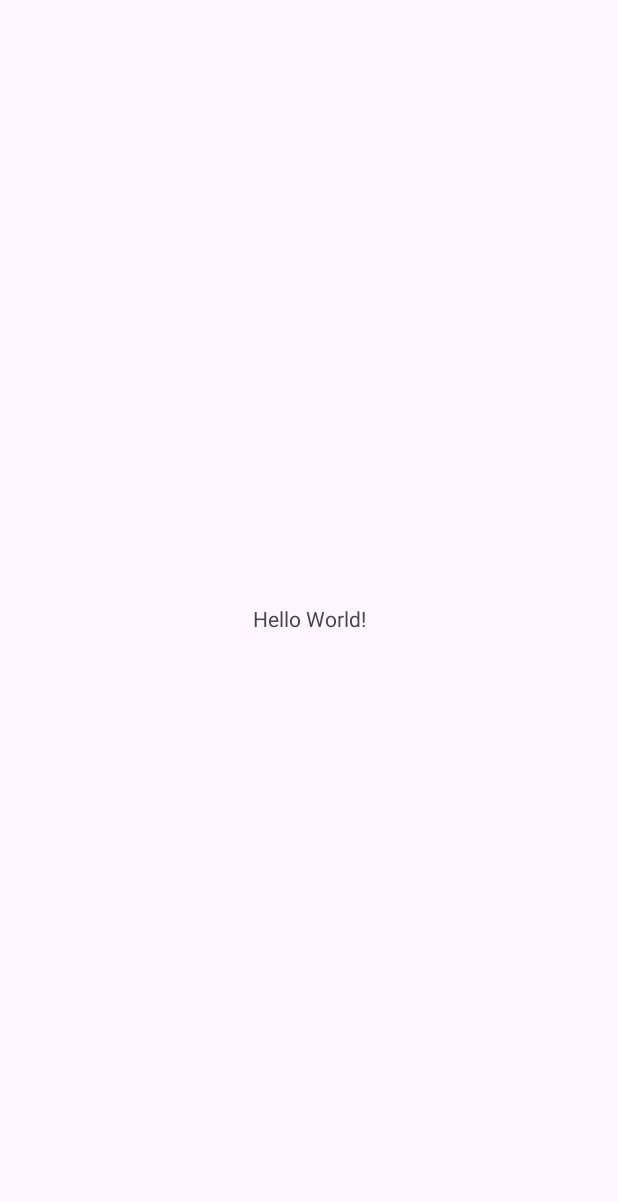
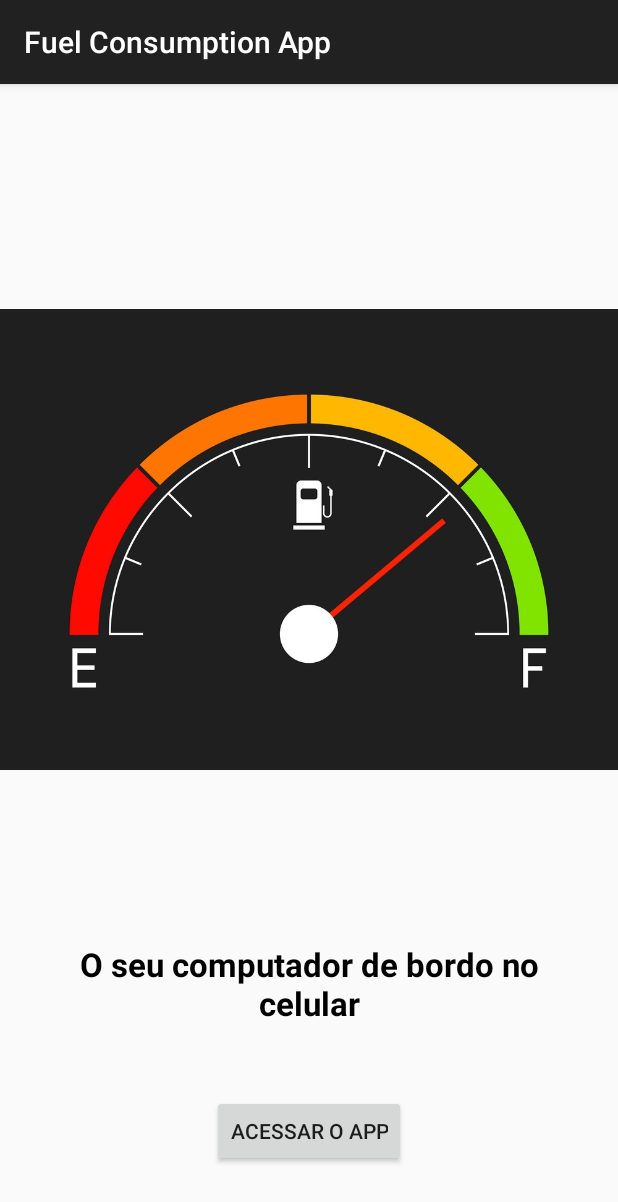
Before and after one commit to fsancho1985/Fuel-Consumption-App, an Android app: the screen it shows after launch (MainActivity), on a phone screen of 412 x 824 dp. Before the commit the part shown is almost empty. Shown: the top 1202 px of the screen. Run offline under Robolectric (Android 15) with nearby library versions, the phone set to English and light mode, and no system bars.

Commit message:
Creating main screen layout

```diff
--- a/app/src/main/res/layout/activity_main.xml
+++ b/app/src/main/res/layout/activity_main.xml
@@ -6,13 +6,40 @@
     android:layout_height="match_parent"
     tools:context=".MainActivity">
 
-    <TextView
+    <ImageView
+        android:id="@+id/main_screen_image"
         android:layout_width="wrap_content"
         android:layout_height="wrap_content"
-        android:text="Hello World!"
+        android:src="@drawable/fuel"
+        app:layout_constraintTop_toTopOf="parent"
+        app:layout_constraintStart_toStartOf="parent"
+        app:layout_constraintEnd_toEndOf="parent"
+        android:layout_marginTop="55dp"/>
+
+    <TextView
+        android:id="@+id/app_title"
+        android:layout_width="match_parent"
+        android:layout_height="wrap_content"
+        android:layout_margin="20dp"
+        app:layout_constraintTop_toBottomOf="@+id/main_screen_image"
+        app:layout_constraintStart_toStartOf="parent"
+        app:layout_constraintEnd_toEndOf="parent"
+        android:text="@string/app_title"
+        android:textAlignment="center"
+        android:textStyle="bold"
+        android:textColor="@color/black"
+        android:textSize="22sp"/>
+
+    <Button
+        android:id="@+id/btn_access"
+        android:layout_width="wrap_content"
+        android:layout_height="wrap_content"
+        app:layout_constraintStart_toStartOf="parent"
+        app:layout_constraintEnd_toEndOf="parent"
+        app:layout_constraintTop_toBottomOf="@+id/app_title"
         app:layout_constraintBottom_toBottomOf="parent"
-        app:layout_constraintEnd_toEndOf="parent"
-        app:layout_constraintStart_toStartOf="parent"
-        app:layout_constraintTop_toTopOf="parent" />
+        android:layout_margin="20dp"
+        android:text="@string/btn_access"
+        />
 
 </androidx.constraintlayout.widget.ConstraintLayout>
--- /dev/null
+++ b/app/src/main/res/menu/menu.xml
@@ -0,0 +1,9 @@
+<?xml version="1.0" encoding="utf-8"?>
+<menu xmlns:app="http://schemas.android.com/apk/res-auto"
+    xmlns:android="http://schemas.android.com/apk/res/android">
+
+    <item
+        android:title="Histórico de consumo"
+        android:id="@+id/menu_history"
+        />
+</menu>
--- a/app/src/main/res/values-night/themes.xml
+++ b/app/src/main/res/values-night/themes.xml
@@ -1,6 +1,6 @@
 <resources xmlns:tools="http://schemas.android.com/tools">
     <!-- Base application theme. -->
-    <style name="Base.Theme.FuelConsumptionApp" parent="Theme.Material3.DayNight.NoActionBar">
+    <style name="Base.Theme.FuelConsumptionApp" parent="Theme.MaterialComponents.DayNight.DarkActionBar.Bridge">
         <!-- Customize your dark theme here. -->
         <!-- <item name="colorPrimary">@color/my_dark_primary</item> -->
     </style>
--- a/app/src/main/res/values/strings.xml
+++ b/app/src/main/res/values/strings.xml
@@ -1,3 +1,5 @@
 <resources>
     <string name="app_name">Fuel Consumption App</string>
+    <string name="app_title">O seu computador de bordo no celular</string>
+    <string name="btn_access">Acessar o app</string>
 </resources>
--- a/app/src/main/res/values/themes.xml
+++ b/app/src/main/res/values/themes.xml
@@ -1,6 +1,6 @@
 <resources xmlns:tools="http://schemas.android.com/tools">
     <!-- Base application theme. -->
-    <style name="Base.Theme.FuelConsumptionApp" parent="Theme.Material3.DayNight.NoActionBar">
+    <style name="Base.Theme.FuelConsumptionApp" parent="Theme.MaterialComponents.DayNight.DarkActionBar.Bridge">
         <!-- Customize your light theme here. -->
         <!-- <item name="colorPrimary">@color/my_light_primary</item> -->
     </style>
```
Also changed, not shown: app/src/main/res/drawable-nodpi/fuel.jpg (added).
